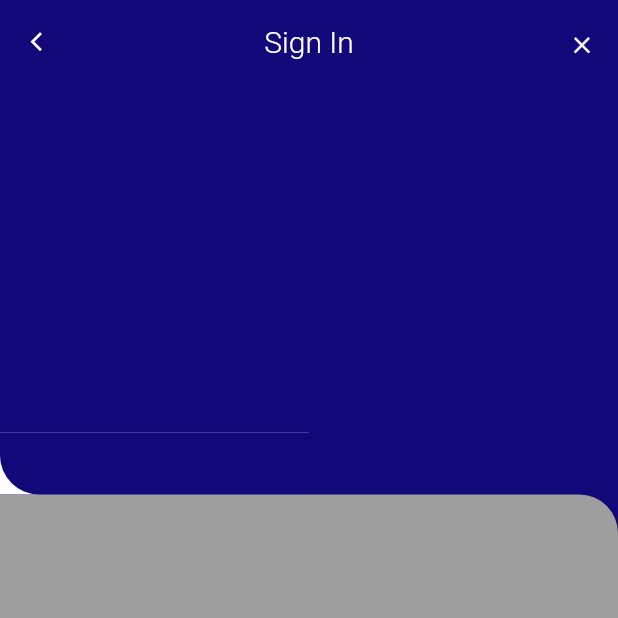
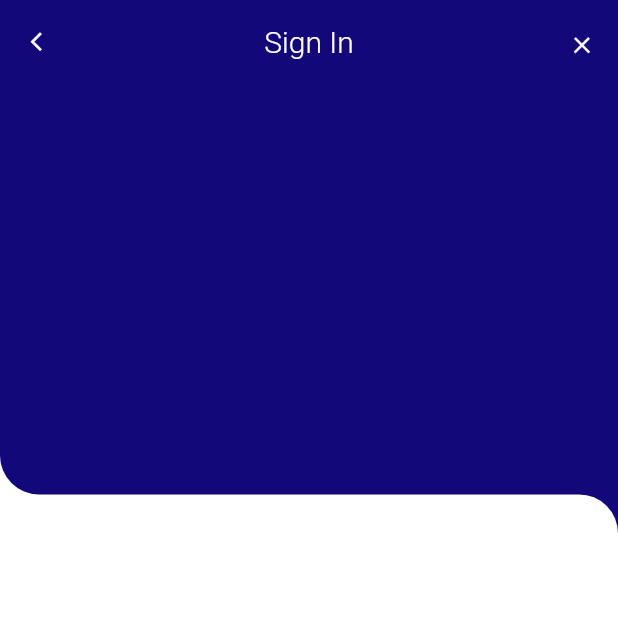
Before and after one commit to Gaboua/efs1, a Flutter app: the WelcomePage screen opened directly, on a phone screen of 412 x 824 dp, the top half of it. Run offline on Flutter 3.47's test engine with Material 2 defaults, Android fonts, the phone set to English and light mode, and no system bars.

Commit message:
fix the white line in welcomePage ely dar cpy mn page ha ysal7 el8alta s8ira pls

```diff
--- a/lib/pages/welcomePage.dart
+++ b/lib/pages/welcomePage.dart
@@ -33,13 +33,13 @@ class _WelcomePageState extends State<WelcomePage> {
                     height: size.height * Whitebackgroudheight,
                     width: size.width,
                     decoration: BoxDecoration(
-                      color: Colors.grey,
+                      color: Colors.white,
                       borderRadius: BorderRadius.only(
                         topRight: Radius.circular(26),
                       ),
                     ))),
             Positioned(
-                bottom: size.height * Whitebackgroudheight,
+                bottom: size.height * Whitebackgroudheight - 1,
                 child: Container(
                   height: size.height * 0.05,
                   width: size.width / 2,
```
